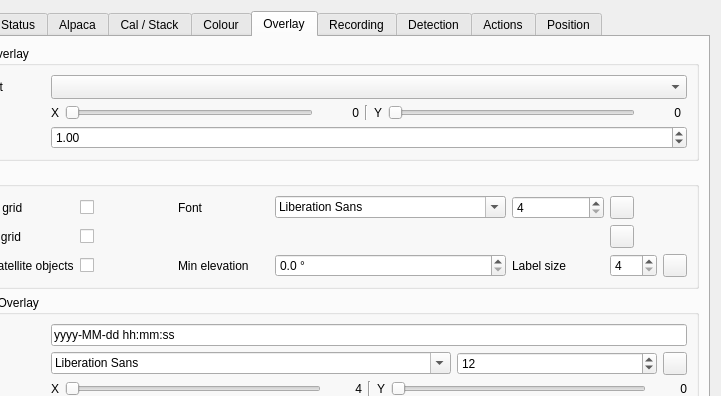
Before: the Qt Designer form plugins/feature/camera/camerasettingsdialog.ui in srcejon/sdrangel, drawn with Qt 5; both pictures show x 89 to 810 and y 0 to 396 of the 810 by 1027 pixel window.
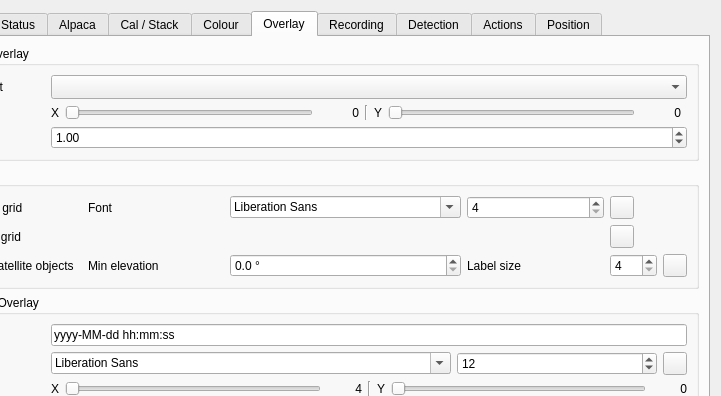
After: the same form once the commit is applied. The open tabs and pages were chosen to show the change. Icons and pictures are not drawn.

Commit message: Move camera overlay toggles to toolbar

Patch:
```diff
--- a/plugins/feature/camera/camerasettingsdialog.ui
+++ b/plugins/feature/camera/camerasettingsdialog.ui
@@ -2535,13 +2535,6 @@
             </property>
            </widget>
           </item>
-          <item row="1" column="1">
-           <widget class="QCheckBox" name="altAzGridCheck">
-            <property name="text">
-             <string/>
-            </property>
-           </widget>
-          </item>
           <item row="0" column="3">
            <widget class="QLabel" name="gridLabelFontLabel">
             <property name="text">
@@ -2549,13 +2542,6 @@
             </property>
            </widget>
           </item>
-          <item row="0" column="1">
-           <widget class="QCheckBox" name="equatorialGridCheck">
-            <property name="text">
-             <string/>
-            </property>
-           </widget>
-          </item>
           <item row="0" column="0">
            <widget class="QLabel" name="equatorialGridLabel">
             <property name="text">
@@ -2577,13 +2563,6 @@
             </property>
            </widget>
           </item>
-          <item row="2" column="1">
-           <widget class="QCheckBox" name="trackObjectsCheck">
-            <property name="text">
-             <string/>
-            </property>
-           </widget>
-          </item>
           <item row="2" column="3">
            <widget class="QLabel" name="trackObjectMinElevationLabel">
             <property name="text">
```
The commit also changes 2 other files.
